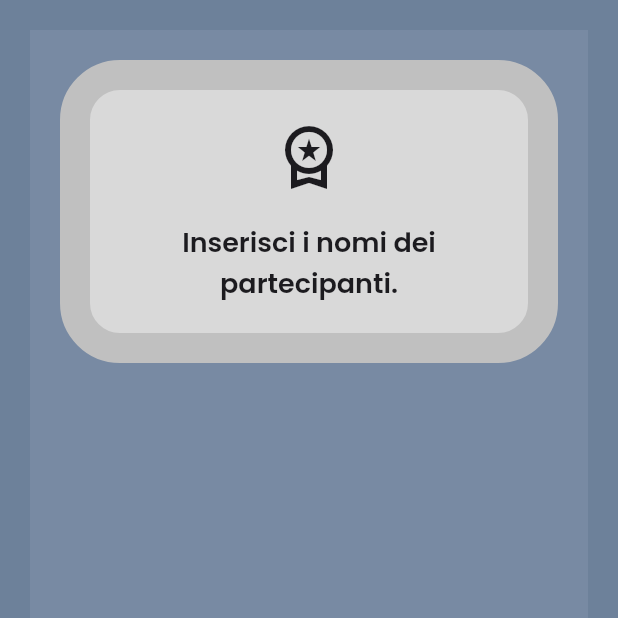
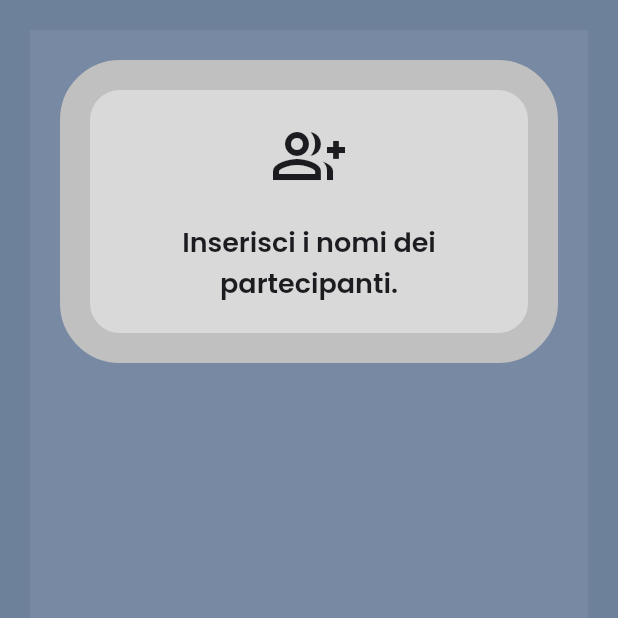
Before and after one commit to paologiua/complicity_game, a Flutter app: the TeamSelectorScreen screen opened by its route, on a phone screen of 412 x 824 dp, the top half of it. Run offline on Flutter 3.47's test engine with Material 2 defaults, Android fonts, the phone set to English and light mode, and no system bars; our stand-ins replace flutter_keyboard_visibility.

Commit message:
Code refactoring

```diff
--- a/lib/screens/team_selector_screen.dart
+++ b/lib/screens/team_selector_screen.dart
@@ -103,7 +103,7 @@ class _TeamSelectorScreenState extends State<TeamSelectorScreen> {
                     child: Popup(
                       color: ThemeConstants.greyPrimaryColor,
                       borderColor: ThemeConstants.greySecondaryColor,
-                      icon: Icons.workspace_premium_outlined,
+                      icon: Icons.group_add_outlined,
                       text: "Inserisci i nomi dei partecipanti.",
                     ),
                   ),
```
